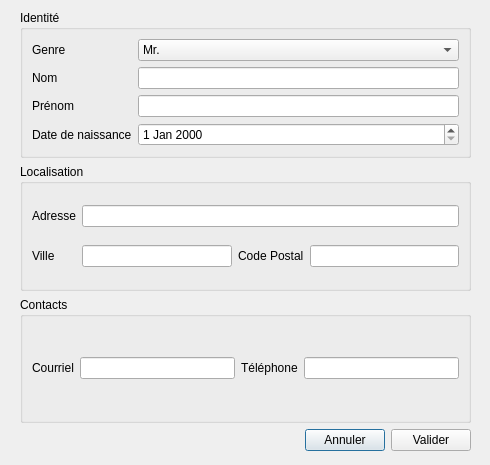
Before: the Qt Designer form BestResidence/ajoutclient.ui in jordanlang/BestResidence, drawn with Qt 5.
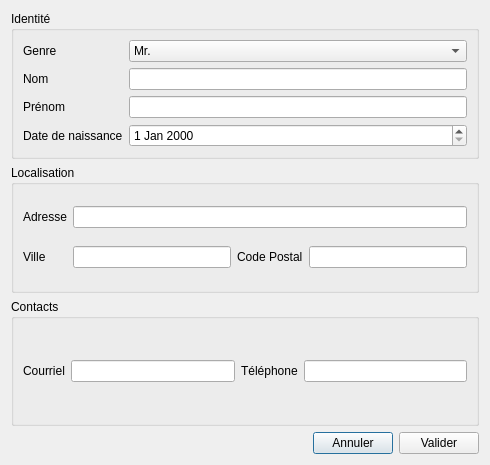
After: the same form once the commit is applied.

The edit to the form file:
```diff
--- a/BestResidence/ajoutclient.ui
+++ b/BestResidence/ajoutclient.ui
@@ -13,15 +13,8 @@
   <property name="windowTitle">
    <string>Ajouter un client </string>
   </property>
-  <widget class="QWidget" name="">
-   <property name="geometry">
-    <rect>
-     <x>20</x>
-     <y>10</y>
-     <width>451</width>
-     <height>441</height>
-    </rect>
-   </property>
+  <layout class="QGridLayout" name="gridLayout_21">
+   <item row="0" column="0">
    <layout class="QGridLayout" name="gridLayout_4">
     <item row="0" column="0">
      <widget class="QGroupBox" name="">
@@ -213,7 +206,8 @@
      </layout>
     </item>
    </layout>
-  </widget>
+   </item>
+  </layout>
  </widget>
  <resources/>
  <connections/>
```
Lines whose indentation alone changed are shown as unchanged.
